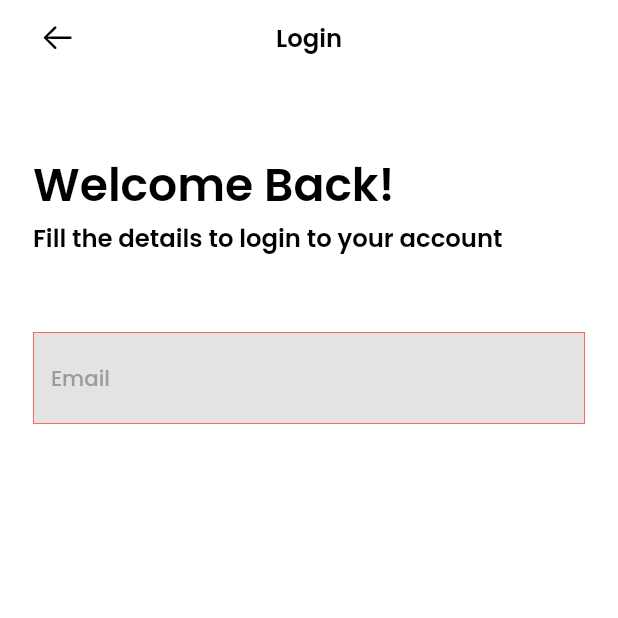
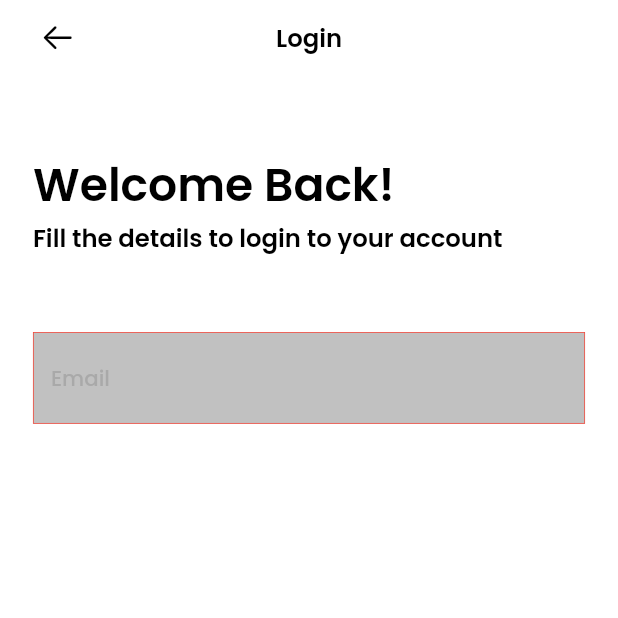
Before and after one commit to Vikalp2003/Job-App, a Flutter app: the LoginPage screen opened directly, on a phone screen of 412 x 824 dp, the top half of it. Run offline on Flutter 3.47's test engine with Material 2 defaults, Android fonts, the phone set to English and light mode, and no system bars; our stand-ins replace flutter_animate, flutter_screenutil, get, google_fonts, image_cropper, image_picker and 2 more; accounts and stored records are empty.

Commit message:
changes in login

```diff
--- a/jobhub/jobhub/lib/constants/app_constants.dart
+++ b/jobhub/jobhub/lib/constants/app_constants.dart
@@ -4,8 +4,8 @@ import 'package:flutter_screenutil/flutter_screenutil.dart';
 
 const kDark = Color(0xFF000000);
 const kLight = Color(0xFFFFFFFF);
-const kLightGrey = Color(0x95D1CECE);
-const kDarkGrey = Color(0xFF9B9B9B);
+const kLightGrey = Color(0x97BCBABA);
+const kDarkGrey = Color.fromARGB(159, 155, 155, 155);
 const kOrange = Color(0xfff55631);
 const kLightBlue = Color(0xff3663e3);
 const kDarkBlue = Color(0xff1c153e);
--- a/jobhub/jobhub/lib/views/common/custom_textfield.dart
+++ b/jobhub/jobhub/lib/views/common/custom_textfield.dart
@@ -15,7 +15,7 @@ class CustomTextField extends StatelessWidget {
   @override
   Widget build(BuildContext context) {
     return Container(
-      color: Color(kLightGrey.value),
+      color: Color(kDarkGrey.value),
       child: TextFormField(
         keyboardType: keyboardType,
         obscureText: obscureText??false,
--- a/jobhub/jobhub/lib/views/ui/auth/login.dart
+++ b/jobhub/jobhub/lib/views/ui/auth/login.dart
@@ -62,6 +62,8 @@ class _LoginPageState extends State<LoginPage> {
                 validator: (email) {
                   if (email!.isEmpty || !email.contains("@")) {
                     return "Please enter a valid email";
+                  } else {
+                    return null;
                   }
                 },
               ),
```
